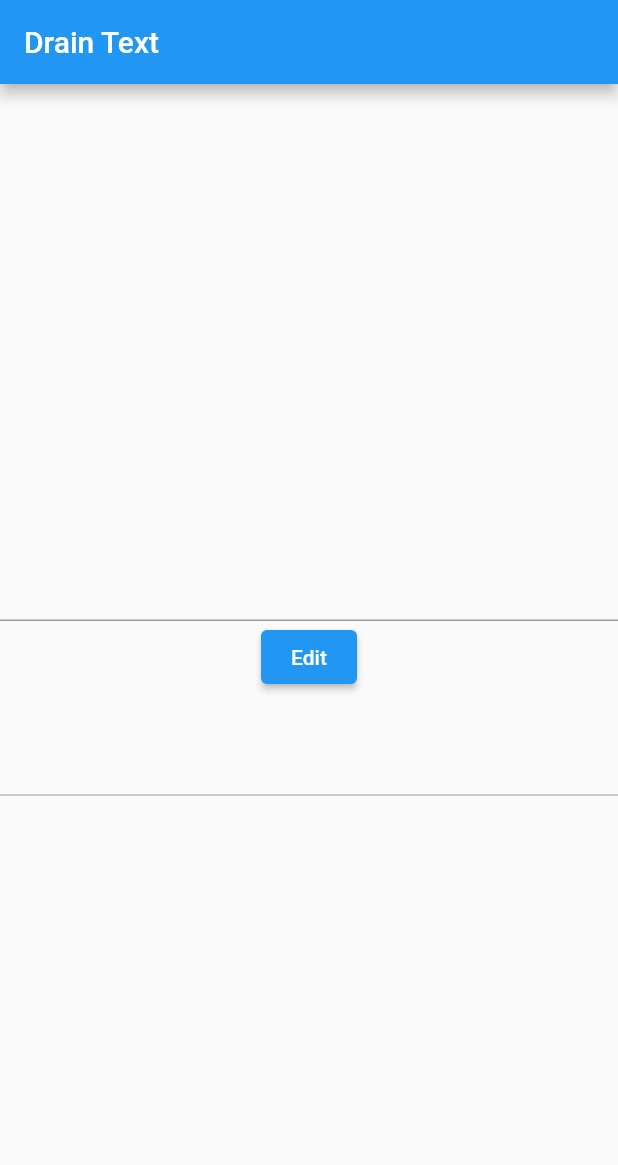
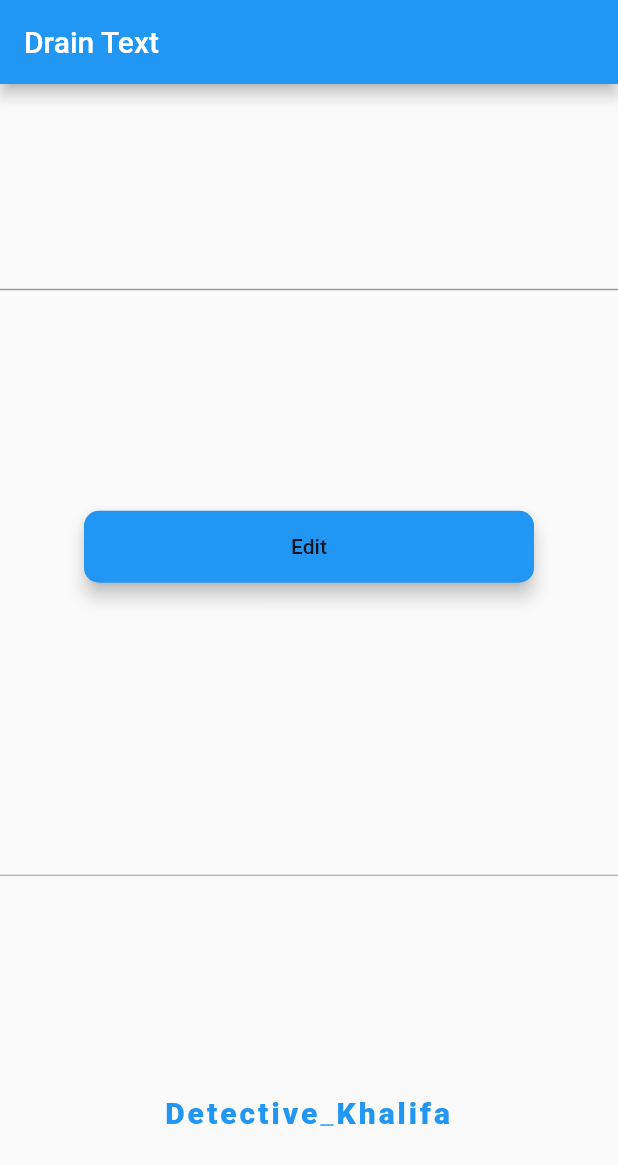
Before and after one commit to Detective-Khalifah/drain_text, a Flutter app: the screen it shows after launch, on a phone screen of 412 x 824 dp. Shown: the top 1165 px of the screen. Run offline on Flutter 3.47's test engine with Material 2 defaults, Android fonts, the phone set to English and light mode, and no system bars; drawn by our look-alikes of animated_text_kit.

Commit message:
Replace ElevatedButton with custom Material Add TypewriterAnimatedTextKit that displays name

```diff
--- a/lib/main.dart
+++ b/lib/main.dart
@@ -1,3 +1,4 @@
+import 'package:animated_text_kit/animated_text_kit.dart';
 import 'package:flutter/material.dart';
 
 void main() {
@@ -80,20 +81,48 @@ class _MyHomePageState extends State<MyHomePage> {
           // center the children vertically; the main axis here is the vertical
           // axis because Columns are vertical (the cross axis would be
           // horizontal).
-          mainAxisAlignment: MainAxisAlignment.center,
+          mainAxisAlignment: MainAxisAlignment.spaceAround,
           children: <Widget>[
             TextField(
+              keyboardType: TextInputType.text,
               style: Theme.of(context).textTheme.headline4,
             ),
-            ElevatedButton(
-              onPressed: () {},
-              child: Text(_canEdit ? 'Edit' : 'View'),
+            Material(
+              elevation: 5.0,
+              color: Colors.blue,
+              borderRadius: BorderRadius.circular(10.0),
+              child: MaterialButton(
+                onPressed: () {},
+                minWidth: 300.0,
+                height: 40.0,
+                child: Text(
+                  _canEdit ? 'Edit' : 'View',
+                ),
+              ),
+            ),
+            TextField(
+              enabled: false,
             ),
             SizedBox(
               height: 20,
-            ),
-            TextField(
-              enabled: false,
+              width: 200.0,
+              child: DefaultTextStyle(
+                style: const TextStyle(
+                  fontSize: 20.0,
+                  fontWeight: FontWeight.w900,
+                  letterSpacing: 2,
+                  color: Colors.blue,
+                ),
+                child: AnimatedTextKit(
+                  animatedTexts: [
+                    TypewriterAnimatedText('Detective_Khalifah',
+                        speed: const Duration(milliseconds: 500),
+                        textAlign: TextAlign.center),
+                  ],
+                  displayFullTextOnTap: true,
+                  repeatForever: true,
+                ),
+              ),
             ),
           ],
         ),
```
